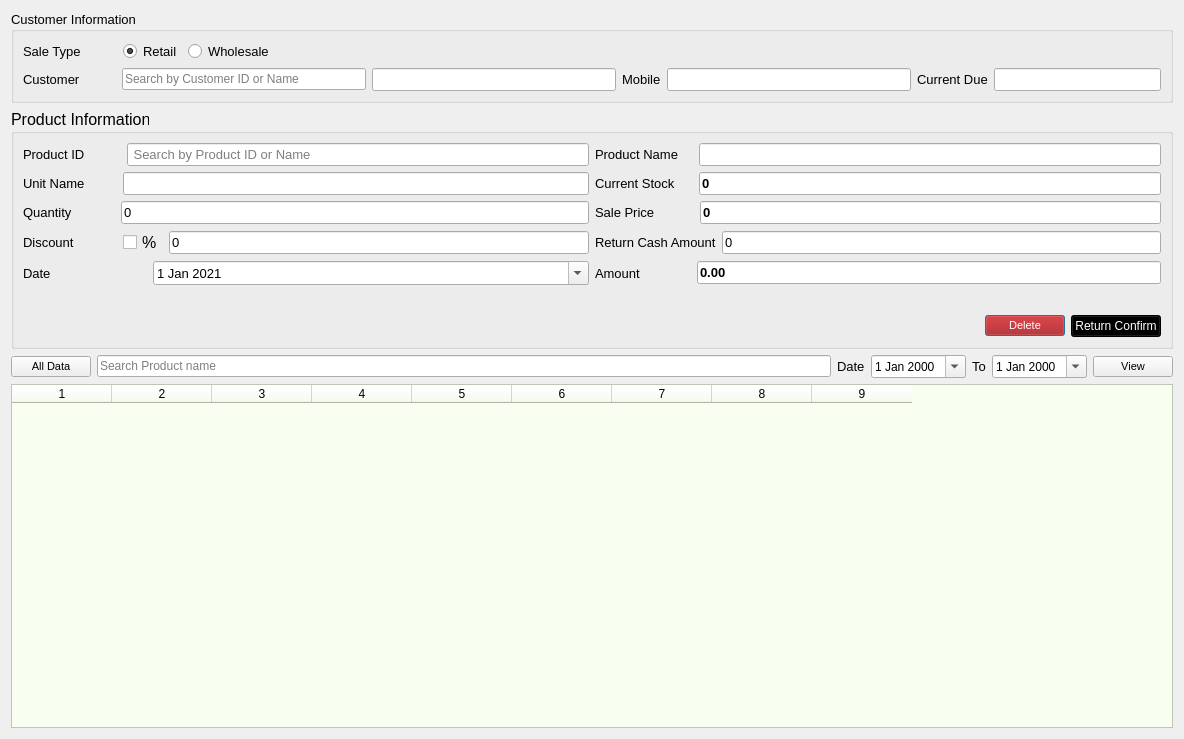
First picture: the form in ui/customerreturn.ui, repository ansarul543/pos-inventory, before the edit.
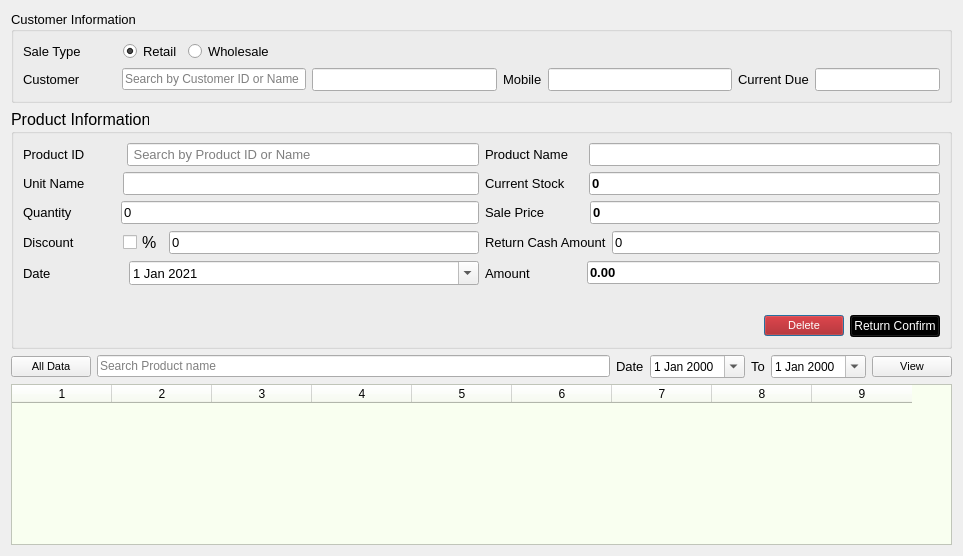
Second picture: the form after the edit.

```diff
--- a/ui/customerreturn.ui
+++ b/ui/customerreturn.ui
@@ -9,8 +9,8 @@
    <rect>
     <x>0</x>
     <y>0</y>
-    <width>1184</width>
-    <height>739</height>
+    <width>963</width>
+    <height>556</height>
    </rect>
   </property>
   <property name="windowTitle">
```
